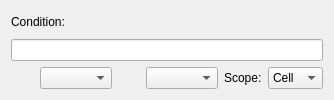
Old version of the form src/ui/HighlightWidget.ui in the repository agateau/lovi.
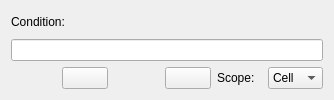
New version of the form. Custom widgets are drawn as their Qt base class.

Commit message: Redo ColorWidget as a button

```diff
--- a/src/ui/HighlightWidget.ui
+++ b/src/ui/HighlightWidget.ui
@@ -94,7 +94,7 @@
  <customwidgets>
   <customwidget>
    <class>ColorWidget</class>
-   <extends>QComboBox</extends>
+   <extends>QPushButton</extends>
    <header>ColorWidget.h</header>
   </customwidget>
  </customwidgets>
```
The commit also changes 2 other files.
